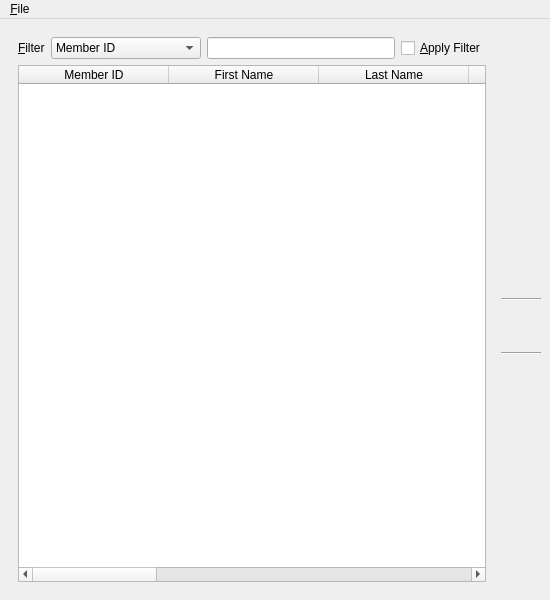
This is UI/biblioteq_members_browser.ui in textbrowser/biblioteq as Qt 5 draws it before an edit. The edited form follows.
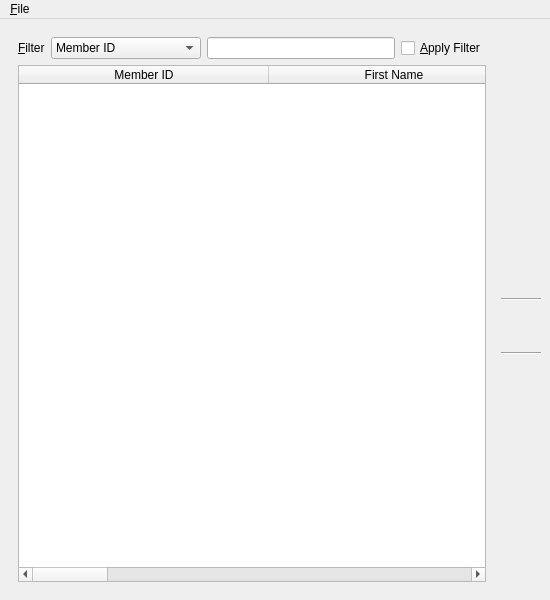
This is the edited form. Icons and pictures are not drawn.

```diff
--- a/UI/biblioteq_members_browser.ui
+++ b/UI/biblioteq_members_browser.ui
@@ -106,10 +106,7 @@
           <bool>false</bool>
          </property>
          <attribute name="horizontalHeaderDefaultSectionSize">
-          <number>150</number>
-         </attribute>
-         <attribute name="horizontalHeaderMinimumSectionSize">
-          <number>150</number>
+          <number>250</number>
          </attribute>
          <attribute name="horizontalHeaderStretchLastSection">
           <bool>true</bool>
```
